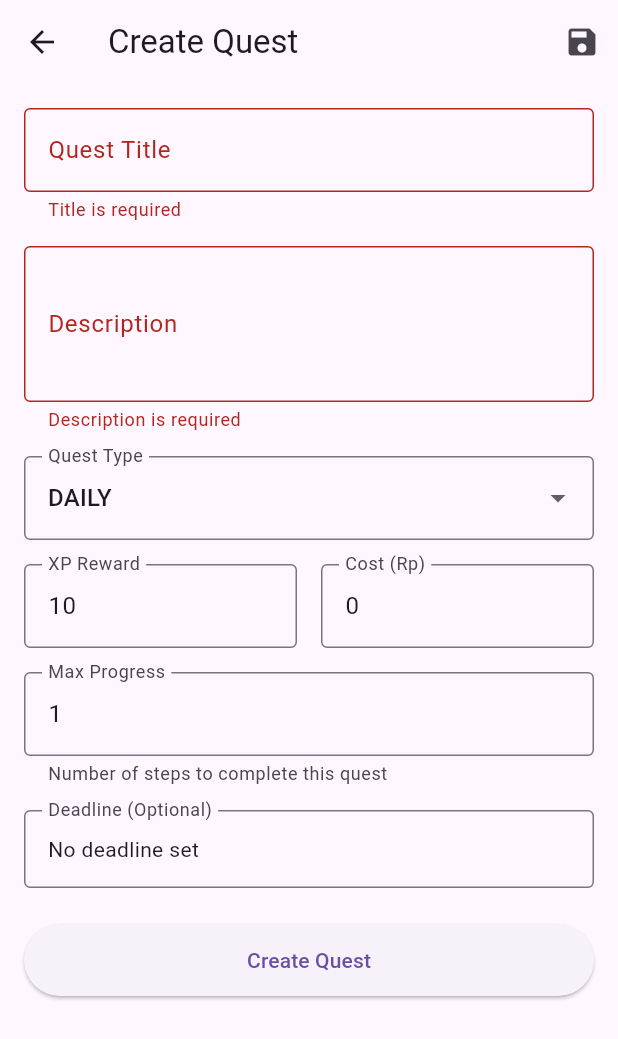
After one commit to anndeviant/project_praktpm, a Flutter app: the CreateQuestView screen opened directly, after a tap on "Create Quest", on a phone screen of 412 x 824 dp. The commit adds this screen. Shown: the top 1039 px of the screen. Run offline on Flutter 3.47's test engine with Material 3 defaults, Android fonts, the phone set to English and light mode, and no system bars; our stand-ins replace cloud_firestore, firebase_auth, firebase_core, hive, hive_flutter, logger and 1 more; accounts and stored records are empty; generated files the repository leaves out were written again.

```diff
--- /dev/null
+++ b/lib/views/create_quest_view.dart
@@ -0,0 +1,253 @@
+import 'package:flutter/material.dart';
+import '../services/auth_service.dart';
+import '../services/quest_service.dart';
+import '../models/quest_model.dart';
+
+class CreateQuestView extends StatefulWidget {
+  const CreateQuestView({super.key});
+
+  @override
+  State<CreateQuestView> createState() => _CreateQuestViewState();
+}
+
+class _CreateQuestViewState extends State<CreateQuestView> {
+  final _formKey = GlobalKey<FormState>();
+  final AuthService _authService = AuthService();
+  final QuestService _questService = QuestService();
+
+  final _titleController = TextEditingController();
+  final _descriptionController = TextEditingController();
+  final _xpController = TextEditingController(text: '10');
+  final _costController = TextEditingController(text: '0');
+  final _maxProgressController = TextEditingController(text: '1');
+
+  QuestType _selectedType = QuestType.daily;
+  DateTime? _deadline;
+  bool _isLoading = false;
+
+  @override
+  Widget build(BuildContext context) {
+    return Scaffold(
+      appBar: AppBar(
+        title: const Text('Create Quest'),
+        actions: [
+          if (!_isLoading)
+            IconButton(onPressed: _createQuest, icon: const Icon(Icons.save)),
+        ],
+      ),
+      body:
+          _isLoading
+              ? const Center(child: CircularProgressIndicator())
+              : _buildForm(),
+    );
+  }
+
+  Widget _buildForm() {
+    return SingleChildScrollView(
+      padding: const EdgeInsets.all(16.0),
+      child: Form(
+        key: _formKey,
+        child: Column(
+          crossAxisAlignment: CrossAxisAlignment.stretch,
+          children: [
+            TextFormField(
+              controller: _titleController,
+              decoration: const InputDecoration(
+                labelText: 'Quest Title',
+                border: OutlineInputBorder(),
+              ),
+              validator: (value) {
+                if (value?.trim().isEmpty ?? true) {
+                  return 'Title is required';
+                }
+                return null;
+              },
+            ),
+            const SizedBox(height: 16),
+            TextFormField(
+              controller: _descriptionController,
+              decoration: const InputDecoration(
+                labelText: 'Description',
+                border: OutlineInputBorder(),
+              ),
+              maxLines: 3,
+              validator: (value) {
+                if (value?.trim().isEmpty ?? true) {
+                  return 'Description is required';
+                }
+                return null;
+              },
+            ),
+            const SizedBox(height: 16),
+            DropdownButtonFormField<QuestType>(
+              value: _selectedType,
+              decoration: const InputDecoration(
+                labelText: 'Quest Type',
+                border: OutlineInputBorder(),
+              ),
+              items:
+                  QuestType.values.map((type) {
+                    return DropdownMenuItem(
+                      value: type,
+                      child: Text(type.name.toUpperCase()),
+                    );
+                  }).toList(),
+              onChanged: (value) => setState(() => _selectedType = value!),
+            ),
+            const SizedBox(height: 16),
+            Row(
+              children: [
+                Expanded(
+                  child: TextFormField(
+                    controller: _xpController,
+                    decoration: const InputDecoration(
+                      labelText: 'XP Reward',
+                      border: OutlineInputBorder(),
+                    ),
+                    keyboardType: TextInputType.number,
+                    validator: (value) {
+                      final xp = int.tryParse(value ?? '');
+                      if (xp == null || xp < 0) {
+                        return 'Invalid XP';
+                      }
+                      return null;
+                    },
+                  ),
+                ),
+                const SizedBox(width: 16),
+                Expanded(
+                  child: TextFormField(
+                    controller: _costController,
+                    decoration: const InputDecoration(
+                      labelText: 'Cost (Rp)',
+                      border: OutlineInputBorder(),
+                    ),
+                    keyboardType: TextInputType.number,
+                    validator: (value) {
+                      final cost = double.tryParse(value ?? '');
+                      if (cost == null || cost < 0) {
+                        return 'Invalid cost';
+                      }
+                      return null;
+                    },
+                  ),
+                ),
+              ],
+            ),
+            const SizedBox(height: 16),
+            TextFormField(
+              controller: _maxProgressController,
+              decoration: const InputDecoration(
+                labelText: 'Max Progress',
+                border: OutlineInputBorder(),
+                helperText: 'Number of steps to complete this quest',
+              ),
+              keyboardType: TextInputType.number,
+              validator: (value) {
+                final progress = int.tryParse(value ?? '');
+                if (progress == null || progress < 1) {
+                  return 'Progress must be at least 1';
+                }
+                return null;
+              },
+            ),
+            const SizedBox(height: 16),
+            InkWell(
+              onTap: _selectDeadline,
+              child: InputDecorator(
+                decoration: const InputDecoration(
+                  labelText: 'Deadline (Optional)',
+                  border: OutlineInputBorder(),
+                ),
+                child: Text(
+                  _deadline != null
+                      ? '${_deadline!.day}/${_deadline!.month}/${_deadline!.year}'
+                      : 'No deadline set',
+                ),
+              ),
+            ),
+            const SizedBox(height: 24),
+            ElevatedButton(
+              onPressed: _createQuest,
+              style: ElevatedButton.styleFrom(
+                minimumSize: const Size(double.infinity, 48),
+              ),
+              child: const Text('Create Quest'),
+            ),
+          ],
+        ),
+      ),
+    );
+  }
+
+  Future<void> _selectDeadline() async {
+    final date = await showDatePicker(
+      context: context,
+      initialDate: DateTime.now().add(const Duration(days: 1)),
+      firstDate: DateTime.now(),
+      lastDate: DateTime.now().add(const Duration(days: 365)),
+    );
+
+    if (date != null) {
+      setState(() => _deadline = date);
+    }
+  }
+
+  Future<void> _createQuest() async {
+    if (!_formKey.currentState!.validate()) return;
+
+    setState(() => _isLoading = true);
+
+    try {
+      final userData = await _authService.getUserData();
+      if (userData == null) {
+        throw Exception('User data not found');
+      }
+
+      final quest = Quest(
+        id: '', // Will be set by Firestore
+        title: _titleController.text.trim(),
+        description: _descriptionController.text.trim(),
+        type: _selectedType,
+        xpReward: int.parse(_xpController.text),
+        cost: double.parse(_costController.text),
+        maxProgress: int.parse(_maxProgressController.text),
+        deadline: _deadline,
+        kodeKkn: userData['kodeKkn'],
+        createdAt: DateTime.now(),
+        createdBy: _authService.currentUser!.uid,
+      );
+
+      final success = await _questService.createQuest(quest);
+
+      if (success) {
+        if (mounted) {
+          Navigator.pop(context);
+          ScaffoldMessenger.of(context).showSnackBar(
+            const SnackBar(content: Text('Quest created successfully')),
+          );
+        }
+      } else {
+        throw Exception('Failed to create quest');
+      }
+    } catch (e) {
+      if (mounted) {
+        ScaffoldMessenger.of(
+          context,
+        ).showSnackBar(SnackBar(content: Text('Error: $e')));
+      }
+    } finally {
+      setState(() => _isLoading = false);
+    }
+  }
+
+  @override
+  void dispose() {
+    _titleController.dispose();
+    _descriptionController.dispose();
+    _xpController.dispose();
+    _costController.dispose();
+    _maxProgressController.dispose();
+    super.dispose();
+  }
+}
```
Also changed, not shown: lib/views/favorite_view.dart (added, +134 -0 lines), lib/views/home_view.dart (deleted, +0 -72 lines), lib/views/login_view.dart (+3 -4 lines).
